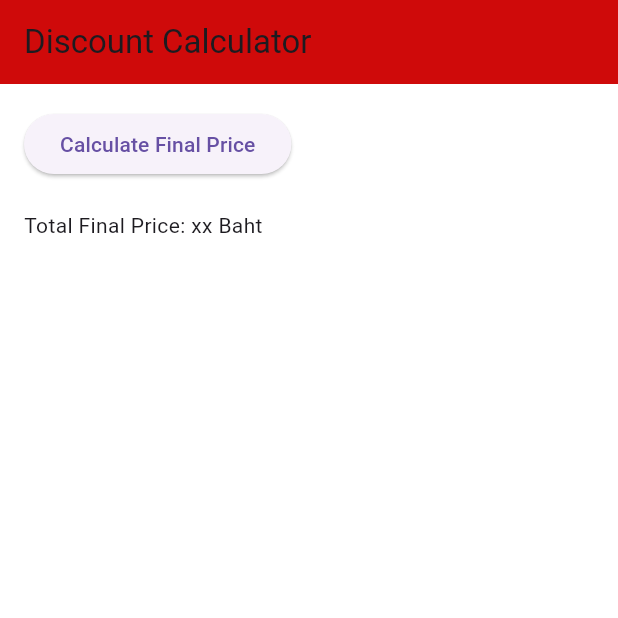
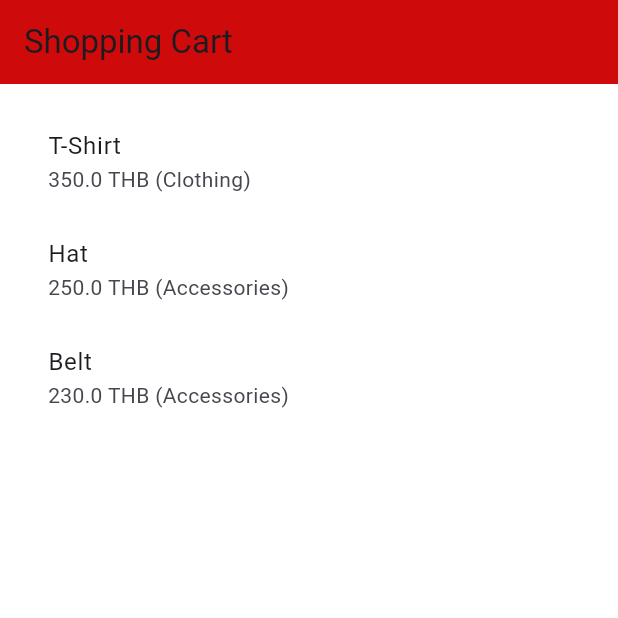
Before and after one commit to foxzilisk-dp/campaigns_discount_playtorium, a Flutter app: the screen it shows after launch, on a phone screen of 412 x 824 dp, the top half of it. Run offline on Flutter 3.47's test engine with Material 3 defaults, Android fonts, the phone set to English and light mode, and no system bars.

Commit message:
Refactor discount screen and implement campaign model and card items for calculations

```diff
--- a/lib/discount_screen.dart
+++ /dev/null
@@ -1,35 +0,0 @@
-import 'package:flutter/material.dart';
-import 'package:get/get.dart';
-
-// The main screen widget for calculating discounts
-class DiscountScreen extends StatelessWidget {
-  const DiscountScreen({super.key});
-
-  @override
-  Widget build(BuildContext context) {
-    return Scaffold(
-      appBar: AppBar(
-          title: const Text('Discount Calculator')), // Top app bar with title
-      body: Padding(
-        padding: const EdgeInsets.all(16.0), // Add padding around the content
-        child: Obx(() => Column(
-              // Obx makes the UI update reactively when variables change
-              crossAxisAlignment:
-                  CrossAxisAlignment.start, // Align content to the start (left)
-              children: [
-                // More spacing
-                ElevatedButton(
-                  onPressed: () => {},
-                  child: const Text("Calculate Final Price"),
-                ),
-                const SizedBox(height: 20),
-                // Display the final calculated price
-                const Text(
-                  "Total Final Price: xx Baht",
-                )
-              ],
-            )),
-      ),
-    );
-  }
-}
--- a/lib/main.dart
+++ b/lib/main.dart
@@ -1,5 +1,5 @@
 import 'package:flutter/material.dart';
-import 'discount_screen.dart';
+import 'screens/discountScreen.dart';
 
 void main() => runApp(const MyApp());
 
@@ -18,7 +18,7 @@ class MyApp extends StatelessWidget {
           backgroundColor: Color.fromARGB(255, 207, 10, 10),
         ),
       ),
-      home: const DiscountScreen(),
+      home: DiscountScreen(),
     );
   }
 }
--- /dev/null
+++ b/lib/models/campaignTypes.dart
@@ -0,0 +1,40 @@
+// Enum representing main types of discount campaigns
+enum CampaignType { coupon, onTop, seasonal }
+
+class Campaign {
+  // The main type; coupon, onTop, or seasonal
+  final CampaignType type;
+
+  // The subtype of the campaign; 'fixed', 'percentage', 'points'
+  final String subType;
+
+  // A fixed amount discount (50 THB off the total cart)
+  final double? amount;
+
+  // A percentage discount (10% off)
+  final double? percentage;
+
+  // Number of points the user wants to use (1 point = 1 THB)
+  final int? points;
+
+  // The category the discount applies to (used in OnTop category discounts)
+  final String? category;
+
+  // For seasonal discounts: threshold amount to qualify for a discount step (every 300 THB)
+  final double? thresholdAmount;
+
+  // For seasonal discounts: discount applied for each threshold reached (40 THB off per 300 THB)
+  final double? discountPerThreshold;
+
+  // Constructor to initialize the campaign type
+  Campaign({
+    required this.type,
+    required this.subType,
+    this.amount,
+    this.percentage,
+    this.points,
+    this.category,
+    this.thresholdAmount,
+    this.discountPerThreshold,
+  });
+}
--- /dev/null
+++ b/lib/models/cartItems.dart
@@ -0,0 +1,18 @@
+// Represents a single item in the shopping cart.
+class CartItem {
+  // The name of the item ("T-Shirt", "Hat").
+  final String name;
+
+  // The price of the item in THB.
+  final double price;
+
+  // The category of the item ("Clothing", "Accessories").
+  final String category;
+
+  /// Creates a [CartItem] and all fields are required to ensure the [name], [price], and [category] are not NULL.
+  CartItem({
+    required this.name,
+    required this.price,
+    required this.category,
+  });
+}
--- /dev/null
+++ b/lib/screens/discountScreen.dart
@@ -0,0 +1,58 @@
+import 'package:flutter/material.dart';
+import '../models/cartItems.dart';
+import '../models/campaignTypes.dart';
+
+class DiscountScreen extends StatelessWidget {
+  /// List of cart items
+  final List<CartItem> items = [
+    CartItem(name: 'T-Shirt', price: 350, category: 'Clothing'),
+    CartItem(name: 'Hat', price: 250, category: 'Accessories'),
+    CartItem(name: 'Belt', price: 230, category: 'Accessories'),
+  ];
+
+  /// Sample campaigns discounts
+  final List<Campaign> campaigns = [
+    Campaign(type: CampaignType.coupon, subType: 'fixed', amount: 50),
+    Campaign(type: CampaignType.onTop, subType: 'points', points: 68),
+    Campaign(
+      type: CampaignType.seasonal,
+      subType: 'threshold',
+      thresholdAmount: 300, // For every 300 THB...
+      discountPerThreshold: 40, // ...give 40 THB off
+    ),
+  ];
+
+  DiscountScreen({super.key});
+
+  @override
+  Widget build(BuildContext context) {
+    return Scaffold(
+      appBar: AppBar(title: const Text('Shopping Cart')),
+      body: LayoutBuilder(
+        builder: (context, constraints) {
+          return Padding(
+            padding: const EdgeInsets.all(16),
+            child: Column(
+              children: [
+                // Display the list of items in the cart
+                Expanded(
+                  child: ListView.builder(
+                    itemCount: items.length,
+                    itemBuilder: (_, index) {
+                      return ListTile(
+                        title: Text(items[index].name),
+                        subtitle: Text(
+                          '${items[index].price} THB (${items[index].category})',
+                        ),
+                      );
+                    },
+                  ),
+                ),
+              ],
+            ),
+          );
+        },
+      ),
+    );
+  }
+}
```
